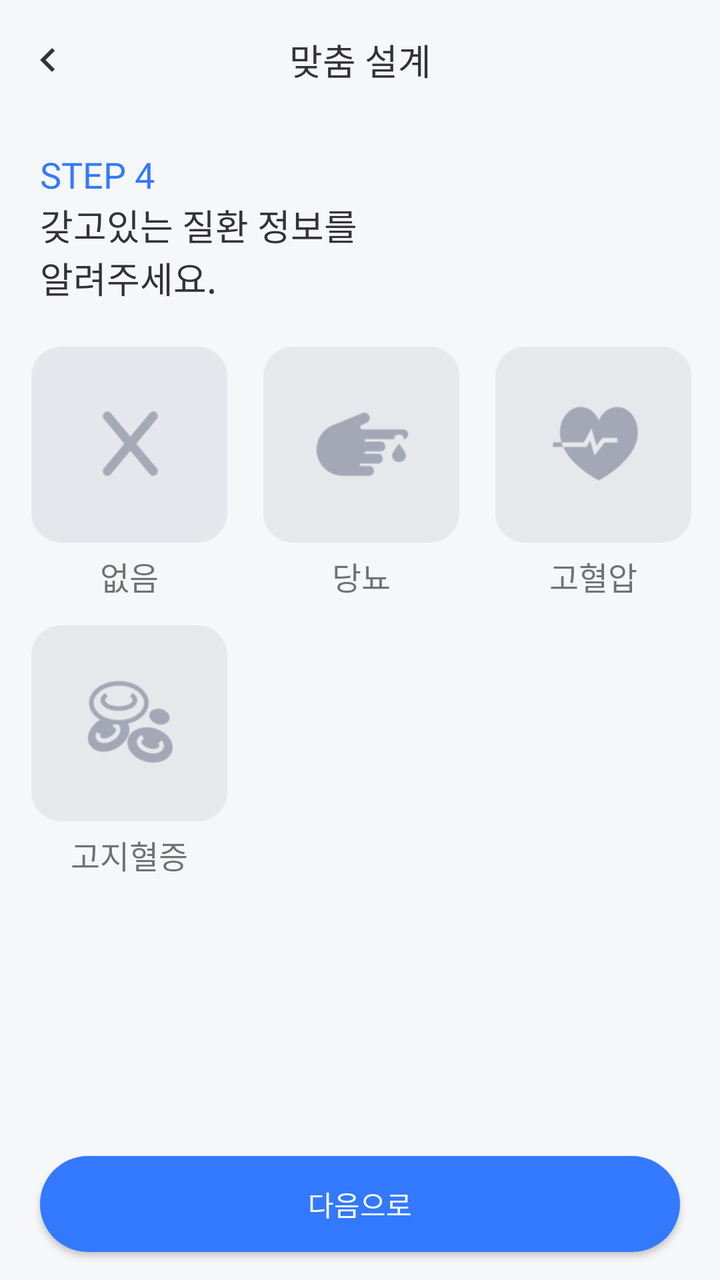
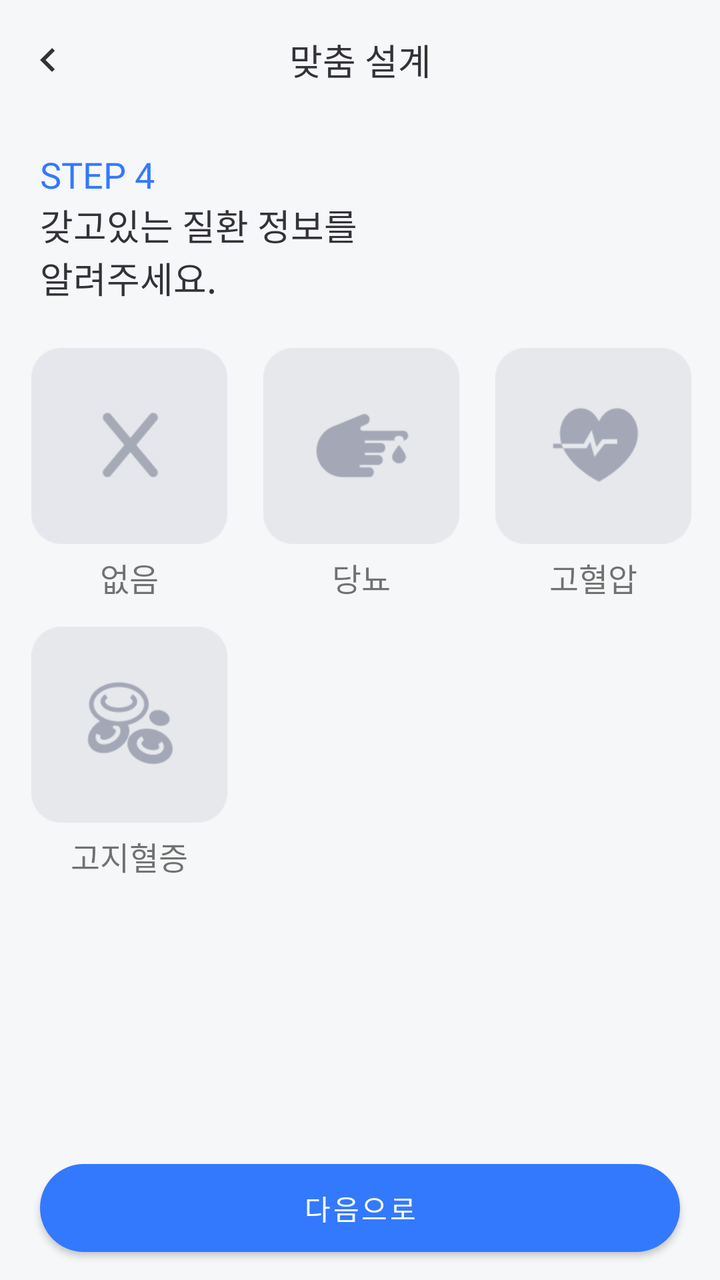

The first picture is an Android layout as it rendered before a commit; the second is the same layout after the commit. The layout source and the unified diff follow.
<!-- AndroidManifest.xml: application theme Theme.BeYourEyes -->
<!-- res/layout/fragment_assign_disease.xml -->
<?xml version="1.0" encoding="utf-8"?>
<androidx.constraintlayout.widget.ConstraintLayout xmlns:android="http://schemas.android.com/apk/res/android"
xmlns:app="http://schemas.android.com/apk/res-auto"
xmlns:tools="http://schemas.android.com/tools"
android:layout_width="match_parent"
android:layout_height="match_parent"
android:background="@color/gray_50"
tools:context=".AssignDiseaseFragment">

<androidx.appcompat.widget.Toolbar
    android:id="@+id/toolbar"
    android:layout_width="match_parent"
    android:layout_height="60dp"
    android:background="@color/gray_50"
    app:contentInsetEnd="0dp"
    app:contentInsetStart="0dp"
    app:layout_constraintEnd_toEndOf="parent"
    app:layout_constraintStart_toStartOf="parent"
    app:layout_constraintTop_toTopOf="parent">

    
    <ImageButton
        android:id="@+id/back"
        android:layout_width="wrap_content"
        android:layout_height="wrap_content"
        android:layout_gravity="left"
        android:background="?android:attr/selectableItemBackground"
        android:contentDescription="뒤로가기"
        android:padding="12dp"
        android:src="@drawable/ic_arrow_left_24"
        app:tint="@color/gray_950" />

    
    <TextView
        android:id="@+id/title"
        android:layout_width="wrap_content"
        android:layout_height="wrap_content"
        android:layout_gravity="center"
        android:text="@string/assign_disease_title"
        android:textAppearance="@style/ToolBarTitleStyle"
        android:textColor="@color/gray_950" />


</androidx.appcompat.widget.Toolbar>


<TextView
    android:id="@+id/stepText"
    android:layout_width="wrap_content"
    android:layout_height="wrap_content"
    android:layout_marginStart="20dp"
    android:layout_marginTop="15dp"
    android:layout_marginEnd="20dp"
    android:fontFamily="@font/wanted_sans_semi_bold"
    android:text="@string/assign_disease_step4"
    android:textColor="@color/blue_500"
    android:textSize="18sp"
    app:layout_constraintEnd_toEndOf="parent"
    app:layout_constraintHorizontal_bias="0.0"
    app:layout_constraintStart_toStartOf="parent"
    app:layout_constraintTop_toBottomOf="@+id/toolbar" />

<TextView
    android:id="@+id/questionText"
    android:layout_width="wrap_content"
    android:layout_height="wrap_content"
    android:layout_marginStart="20dp"
    android:layout_marginTop="0dp"
    android:layout_marginEnd="20dp"
    android:fontFamily="@font/wanted_sans_semi_bold"
    android:text="@string/assign_disease_maintext"
    android:textColor="@color/gray_950"
    android:textSize="18sp"
    app:layout_constraintEnd_toEndOf="parent"
    app:layout_constraintHorizontal_bias="0.0"
    app:layout_constraintStart_toStartOf="parent"
    app:layout_constraintTop_toBottomOf="@+id/stepText" />


<com.google.android.material.chip.ChipGroup
    android:layout_width="wrap_content"
    android:layout_height="wrap_content"
    android:layout_marginStart="20dp"
    android:layout_marginEnd="20dp"
    app:chipSpacing="8dp"
    app:layout_constraintBottom_toTopOf="@+id/nextBtn"
    app:layout_constraintEnd_toEndOf="parent"
    app:layout_constraintHorizontal_bias="0.48"
    app:layout_constraintStart_toStartOf="parent"
    app:layout_constraintTop_toBottomOf="@+id/questionText"
    app:layout_constraintVertical_bias="0.106"
    app:singleSelection="false"
    tools:ignore="MissingConstraints">

    <LinearLayout
        android:layout_width="wrap_content"
        android:layout_height="wrap_content"
        android:gravity="center"
        android:orientation="vertical">

        <ImageView
            android:id="@+id/imageView1"
            android:layout_margin="5dp"
            android:layout_width="98dp"
            android:layout_height="98dp"
            android:background="@drawable/assign_disease_no" />

        <TextView
            android:layout_width="wrap_content"
            android:layout_height="wrap_content"
            android:text="@string/assign_disease_no"
            android:fontFamily="@font/wanted_sans_semi_bold"
            android:textSize="16sp"
            android:textAlignment="center" />
    </LinearLayout>

    <LinearLayout
        android:layout_width="wrap_content"
        android:layout_height="wrap_content"
        android:gravity="center"
        android:orientation="vertical">

        <ImageView
            android:id="@+id/imageView2"
            android:layout_margin="5dp"
            android:layout_width="98dp"
            android:layout_height="98dp"
            android:background="@drawable/assign_disease_diabetes" />

        <TextView
            android:layout_width="wrap_content"
            android:layout_height="wrap_content"
            android:text="@string/assign_disease_diabetes"
            android:fontFamily="@font/wanted_sans_semi_bold"
            android:textSize="16sp"
            android:textAlignment="center" />
    </LinearLayout>

    <LinearLayout
        android:layout_width="wrap_content"
        android:layout_height="wrap_content"
        android:gravity="center"
        android:orientation="vertical">

        <ImageView
            android:id="@+id/imageView3"
            android:layout_margin="5dp"
            android:layout_width="98dp"
            android:layout_height="98dp"
            android:background="@drawable/assign_disease_highblood" />

        <TextView
            android:layout_width="wrap_content"
            android:layout_height="wrap_content"
            android:text="@string/assign_disease_HighBloodPressure"
            android:fontFamily="@font/wanted_sans_semi_bold"
            android:textSize="16sp"
            android:textAlignment="center" />
    </LinearLayout>

    <LinearLayout
        android:layout_width="wrap_content"
        android:layout_height="wrap_content"
        android:gravity="center"
        android:orientation="vertical">

        <ImageView
            android:id="@+id/imageView4"
            android:layout_margin="5dp"
            android:layout_width="98dp"
            android:layout_height="98dp"
            android:background="@drawable/assign_disease_hyperlipidemia" />

        <TextView
            android:layout_width="wrap_content"
            android:layout_height="wrap_content"
            android:text="@string/assign_disease_hyperlipidemia"
            android:fontFamily="@font/wanted_sans_semi_bold"
            android:textSize="16sp"
            android:textAlignment="center" />
    </LinearLayout>


</com.google.android.material.chip.ChipGroup>

<androidx.appcompat.widget.AppCompatButton
    android:id="@+id/nextBtn"
    android:layout_width="0dp"
    android:layout_height="48dp"
    android:layout_marginStart="20dp"
    android:layout_marginEnd="20dp"
    android:layout_marginBottom="14dp"
    android:background="@drawable/shape_button_b500_24"
    android:text="@string/nextbutton"
    android:fontFamily="@font/wanted_sans_bold"
    android:textSize="14sp"
    android:textColor="@color/white"
    app:layout_constraintBottom_toBottomOf="parent"
    app:layout_constraintEnd_toEndOf="parent"
    app:layout_constraintStart_toStartOf="parent" />


</androidx.constraintlayout.widget.ConstraintLayout>
<!-- resources referenced by this layout -->
<resources>
  <color name="blue_500">#3379FE</color>
  <color name="gray_50">#F6F7F8</color>
  <color name="gray_950">#333239</color>
  <color name="white">#FFFFFF</color>
  <!-- drawable assign_disease_diabetes: png bitmap (drawable, 2920 bytes) -->
  <!-- drawable assign_disease_highblood: png bitmap (drawable, 3175 bytes) -->
  <!-- drawable assign_disease_hyperlipidemia: png bitmap (drawable, 4762 bytes) -->
  <!-- drawable assign_disease_no: png bitmap (drawable, 2601 bytes) -->
  <!-- drawable ic_arrow_left_24 (drawable) -->
  <vector xmlns:android="http://schemas.android.com/apk/res/android"
      android:width="24dp"
      android:height="24dp"
      android:viewportWidth="24"
      android:viewportHeight="24">
    <group>
      <clip-path
          android:pathData="M0,0h24v24h-24z"/>
      <path
          android:pathData="M15.41,16.59L10.83,12L15.41,7.41L14,6L8,12L14,18L15.41,16.59Z"
          android:fillColor="#000"/>
    </group>
  </vector>
  <!-- drawable shape_button_b500_24 (drawable) -->
  <?xml version="1.0" encoding="utf-8"?>
  <shape xmlns:android="http://schemas.android.com/apk/res/android"
      android:shape="rectangle">
      <solid android:color="@color/blue_500" /> 
      <size android:width="60dp" android:height="45dp" /> 
      <corners android:radius="24dp" /> 
  </shape>
  <string name="assign_disease_HighBloodPressure">고혈압</string>
  <string name="assign_disease_diabetes">당뇨</string>
  <string name="assign_disease_hyperlipidemia">고지혈증</string>
  <string name="assign_disease_maintext">갖고있는 질환 정보를\n알려주세요.</string>
  <string name="assign_disease_no">없음</string>
  <string name="assign_disease_step4">STEP 4</string>
  <string name="assign_disease_title">맞춤 설계</string>
  <string name="nextbutton">다음으로</string>
  <style name="ToolBarTitleStyle">
          <item name="android:fontFamily">@font/wanted_sans_semi_bold</item>
          <item name="android:textSize">18sp</item>
      </style>
  <style name="Theme.BeYourEyes" parent="Theme.MaterialComponents.Light.NoActionBar">
          
          <item name="colorPrimary">@color/blue_500</item>
          <item name="colorPrimaryVariant">@color/blue_700</item>
          <item name="colorOnPrimary">@color/white</item>
          
          <item name="colorSecondary">@color/teal_200</item>
          <item name="colorSecondaryVariant">@color/teal_700</item>
          <item name="colorOnSecondary">@color/black</item>
          
          <item name="android:statusBarColor">@color/gray_50</item>
          <item name="android:windowLightStatusBar">true</item>
          <item name="android:navigationBarColor">@color/gray_50</item>
          
          <item name="chipStyle">@style/TextChipStyle</item>
      </style>
  <color name="blue_700">#1543E0</color>
  <color name="teal_200">#FF03DAC5</color>
  <color name="teal_700">#FF018786</color>
  <color name="black">#FF000000</color>
  <style name="TextChipStyle" parent="Widget.MaterialComponents.Chip.Choice">
          <item name="chipCornerRadius">10dp</item>
          <item name="chipMinHeight">58dp</item>
          <item name="chipBackgroundColor">@color/chip_bg_color</item>
          <item name="android:textColor">@color/chip_text_color</item>
          <item name="chipStrokeColor">@color/chip_stroke_color</item>
          <item name="chipStrokeWidth">2dp</item>
          <item name="android:textAlignment">center</item>
          <item name="fontFamily">@font/wanted_sans_semi_bold</item>
          <item name="android:textSize">16sp</item>
          <item name="android:paddingTop">14dp</item>
          <item name="android:paddingBottom">14dp</item>
      </style>
</resources>

<!-- the commit's change to res/layout/fragment_assign_disease.xml (unified diff, before → after) -->
@@ -183,21 +183,22 @@ tools:context=".AssignDiseaseFragment">
 
 </com.google.android.material.chip.ChipGroup>
 
-<androidx.appcompat.widget.AppCompatButton
-    android:id="@+id/nextBtn"
-    android:layout_width="0dp"
-    android:layout_height="48dp"
-    android:layout_marginStart="20dp"
-    android:layout_marginEnd="20dp"
-    android:layout_marginBottom="14dp"
-    android:background="@drawable/shape_button_b500_24"
-    android:text="@string/nextbutton"
-    android:fontFamily="@font/wanted_sans_bold"
-    android:textSize="14sp"
-    android:textColor="@color/white"
-    app:layout_constraintBottom_toBottomOf="parent"
-    app:layout_constraintEnd_toEndOf="parent"
-    app:layout_constraintStart_toStartOf="parent" />
+    <Button
+        android:id="@+id/nextBtn"
+        android:layout_width="0dp"
+        android:layout_height="44dp"
+        android:layout_marginStart="20dp"
+        android:layout_marginEnd="20dp"
+        android:layout_marginBottom="14dp"
+        android:background="@drawable/shape_button_b500_24"
+        android:text="@string/assign_button_next"
+        android:fontFamily="@font/wanted_sans_bold"
+        android:textSize="14sp"
+        android:textColor="@color/white"
+        app:layout_constraintBottom_toBottomOf="parent"
+        app:layout_constraintEnd_toEndOf="parent"
+        app:layout_constraintHorizontal_bias="0.0"
+        app:layout_constraintStart_toStartOf="parent" />
 
 
 </androidx.constraintlayout.widget.ConstraintLayout>
<!-- resource entries referenced after the edit -->
@@ -30,6 +30,7 @@
       <size android:width="60dp" android:height="45dp" /> 
       <corners android:radius="24dp" /> 
   </shape>
+  <string name="assign_button_next">다음으로</string>
   <string name="assign_disease_HighBloodPressure">고혈압</string>
   <string name="assign_disease_diabetes">당뇨</string>
   <string name="assign_disease_hyperlipidemia">고지혈증</string>
@@ -37,7 +38,6 @@
   <string name="assign_disease_no">없음</string>
   <string name="assign_disease_step4">STEP 4</string>
   <string name="assign_disease_title">맞춤 설계</string>
-  <string name="nextbutton">다음으로</string>
   <style name="ToolBarTitleStyle">
           <item name="android:fontFamily">@font/wanted_sans_semi_bold</item>
           <item name="android:textSize">18sp</item>
